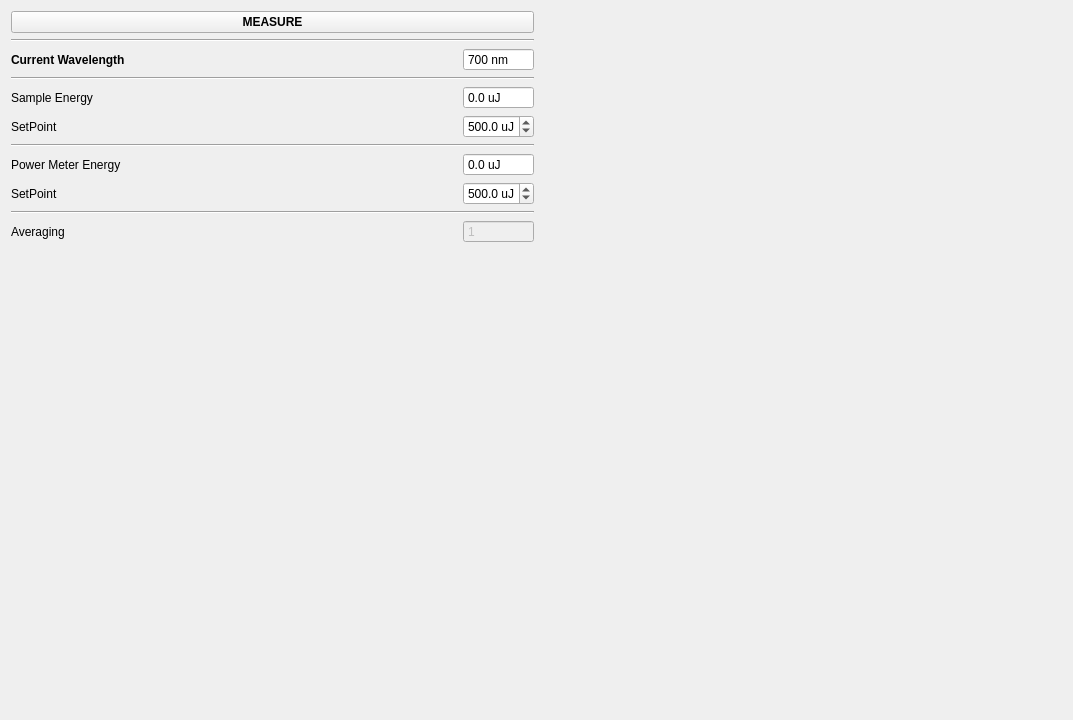
Above: modules/gui/designer/point_measure_widget.ui from Kaldarinz/PA-RSCF-22-72-00015- before the change. Below: the same form after it.
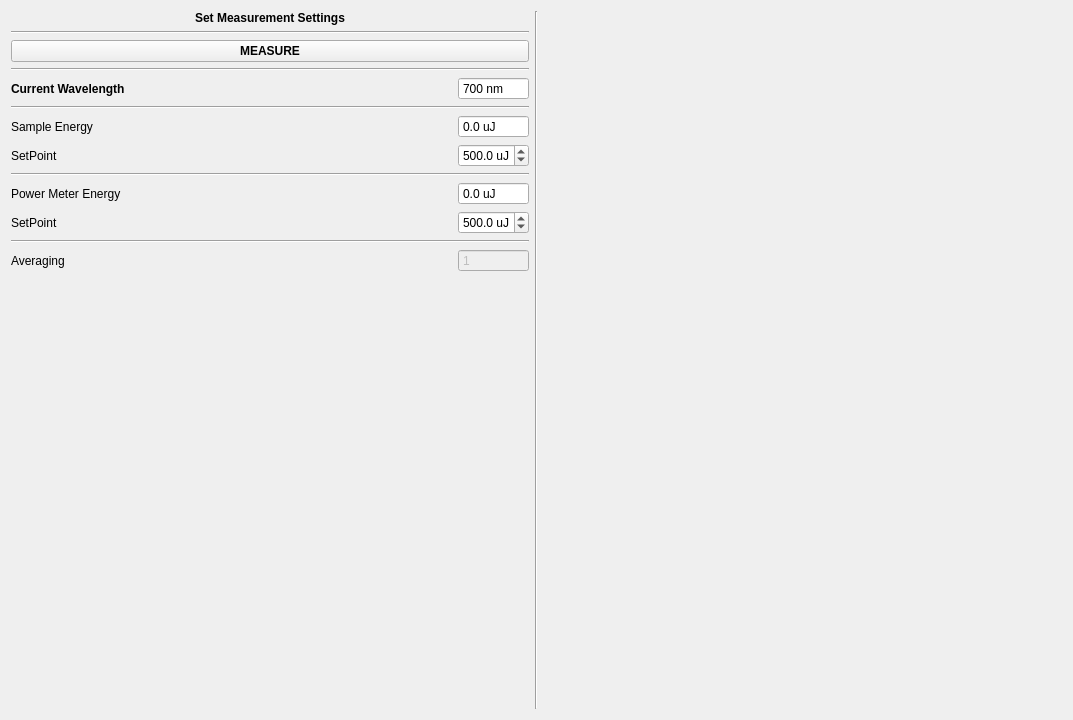
That is the form after the change. Icons and pictures are not drawn. Custom widgets are drawn as their Qt base class.

```diff
--- a/modules/gui/designer/point_measure_widget.ui
+++ b/modules/gui/designer/point_measure_widget.ui
@@ -37,6 +37,29 @@
         <property name="bottomMargin">
          <number>0</number>
         </property>
+        <item>
+         <widget class="QLabel" name="lbl_measure_settings">
+          <property name="font">
+           <font>
+            <weight>75</weight>
+            <bold>true</bold>
+           </font>
+          </property>
+          <property name="text">
+           <string>Set Measurement Settings</string>
+          </property>
+          <property name="alignment">
+           <set>Qt::AlignCenter</set>
+          </property>
+         </widget>
+        </item>
+        <item>
+         <widget class="Line" name="line_3">
+          <property name="orientation">
+           <enum>Qt::Horizontal</enum>
+          </property>
+         </widget>
+        </item>
         <item>
          <widget class="QPushButton" name="btn_measure">
           <property name="sizePolicy">
@@ -452,6 +475,13 @@
        </layout>
       </widget>
      </item>
+     <item>
+      <widget class="Line" name="line_2">
+       <property name="orientation">
+        <enum>Qt::Vertical</enum>
+       </property>
+      </widget>
+     </item>
      <item>
       <widget class="QWidget" name="placeholder_pm_monitor" native="true"/>
      </item>
```
